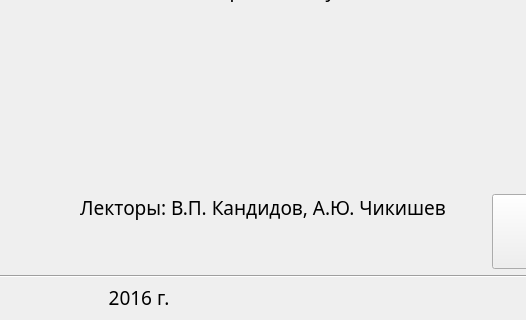
Above: src/forms/AuthorsWindow.ui from Jhuighuy/Anomalous-dispersion before the change; both pictures show x 373 to 899 and y 571 to 891 of the 1024 by 891 pixel window. Below: the same form after it.
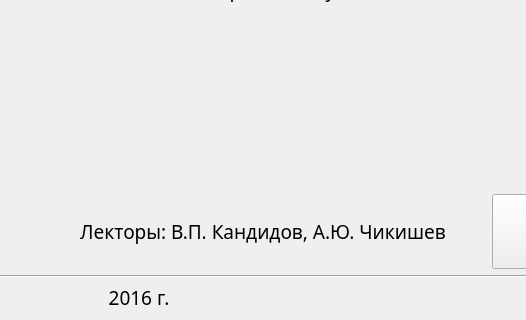
That is the form after the change. Icons and pictures are not drawn.

Diff of the .ui file:
```diff
--- a/src/forms/AuthorsWindow.ui
+++ b/src/forms/AuthorsWindow.ui
@@ -347,7 +347,7 @@
          <string>Лекторы: В.П. Кандидов, А.Ю. Чикишев</string>
         </property>
         <property name="alignment">
-         <set>Qt::AlignHCenter|Qt::AlignTop</set>
+         <set>Qt::AlignCenter</set>
         </property>
        </widget>
       </item>
```
